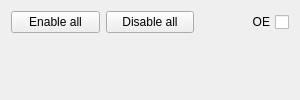
Above: interface/shiftwidget.ui from Kuszki/AVR-Monitor before the change. Below: the same form after it.
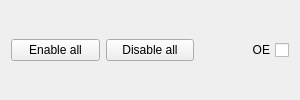
That is the form after the change.

```diff
--- a/interface/shiftwidget.ui
+++ b/interface/shiftwidget.ui
@@ -51,19 +51,6 @@
      </item>
     </layout>
    </item>
-   <item>
-    <spacer name="verticalSpacer">
-     <property name="orientation">
-      <enum>Qt::Vertical</enum>
-     </property>
-     <property name="sizeHint" stdset="0">
-      <size>
-       <width>0</width>
-       <height>0</height>
-      </size>
-     </property>
-    </spacer>
-   </item>
   </layout>
  </widget>
  <resources/>
```
